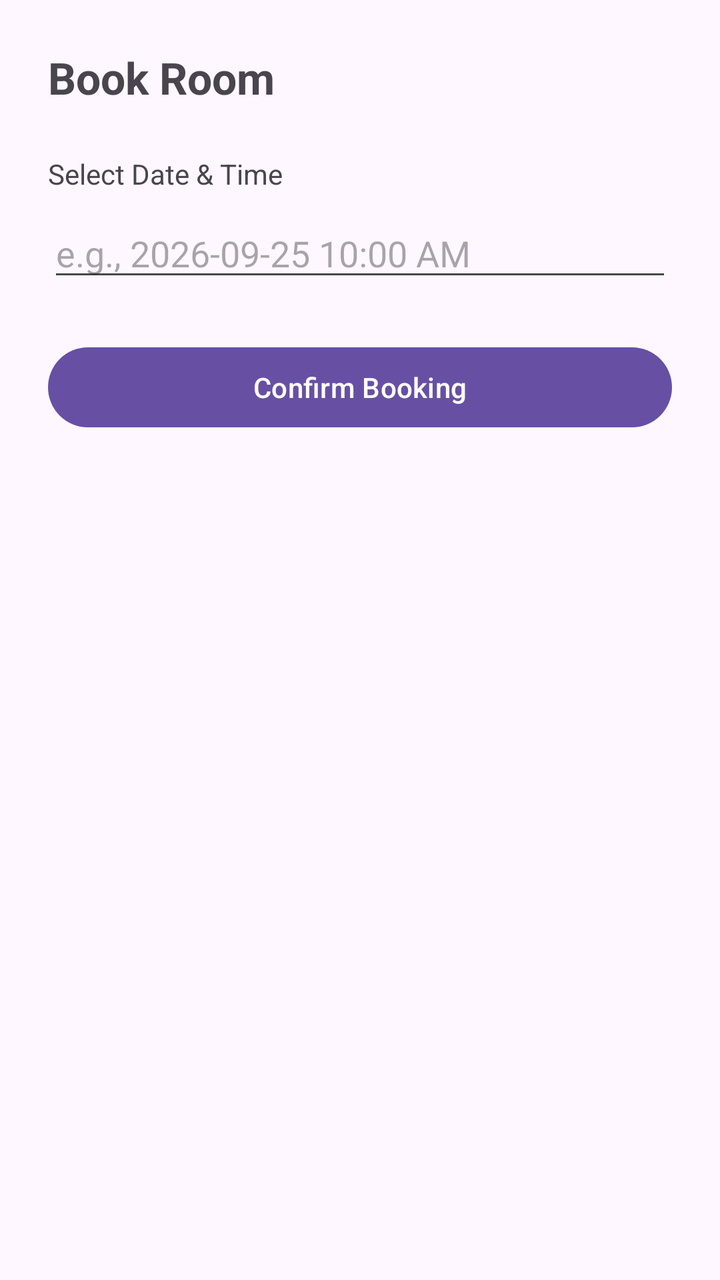
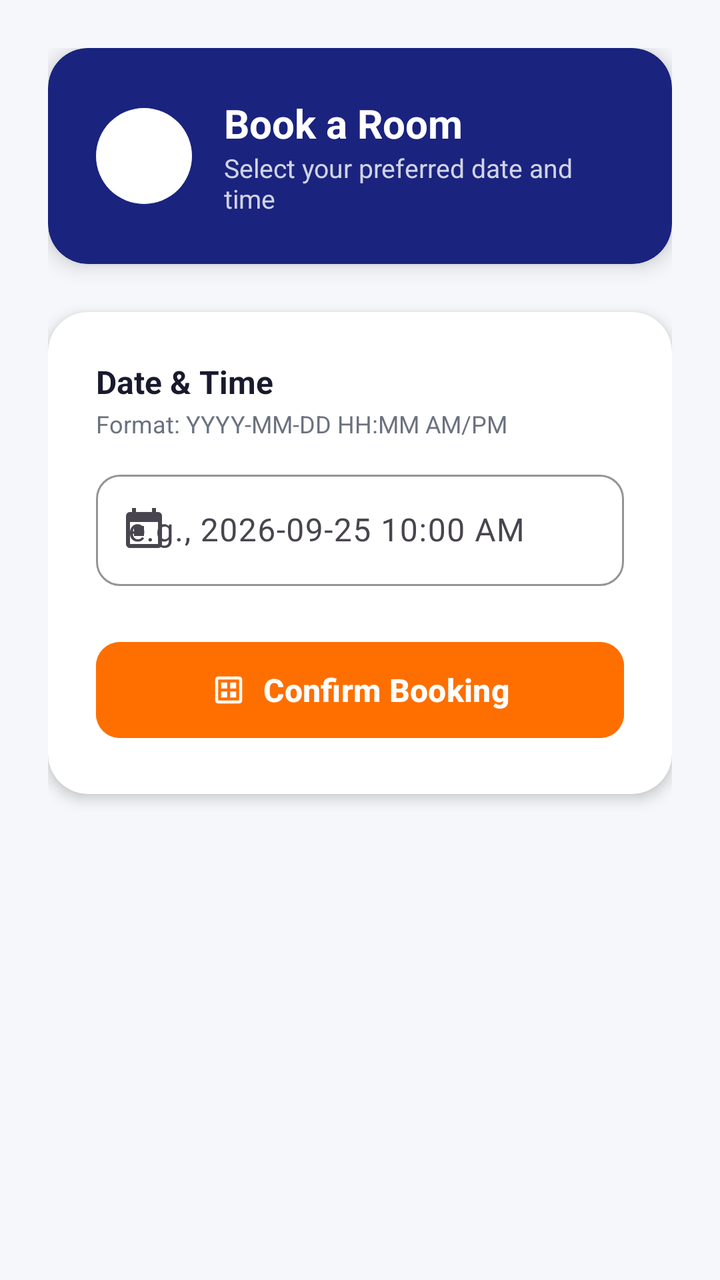

Screens rendered from an Android XML layout before and after an edit, with the pre-edit source and the edit as a unified diff.
<!-- AndroidManifest.xml: application theme Theme.Fcams -->
<!-- res/layout/activity_set_booking.xml -->
<?xml version="1.0" encoding="utf-8"?>
<LinearLayout xmlns:android="http://schemas.android.com/apk/res/android"
    android:layout_width="match_parent"
    android:layout_height="match_parent"
    android:orientation="vertical"
    android:padding="24dp">

    <TextView
        android:id="@+id/tvSelectedRoomTitle"
        android:layout_width="match_parent"
        android:layout_height="wrap_content"
        android:text="Book Room"
        android:textSize="22sp"
        android:textStyle="bold"
        android:layout_marginBottom="24dp"/>

    <TextView
        android:layout_width="match_parent"
        android:layout_height="wrap_content"
        android:text="Select Date &amp; Time"
        android:layout_marginBottom="8dp"/>

    <EditText
        android:id="@+id/etDateTimeInput"
        android:layout_width="match_parent"
        android:layout_height="wrap_content"
        android:hint="e.g., 2026-09-25 10:00 AM"
        android:inputType="text"
        android:layout_marginBottom="24dp"/>

    <Button
        android:id="@+id/btnConfirmBooking"
        android:layout_width="match_parent"
        android:layout_height="wrap_content"
        android:text="Confirm Booking"/>

</LinearLayout>
<!-- resources referenced by this layout -->
<resources>
  <style name="Theme.Fcams" parent="Base.Theme.Fcams" />
  <style name="Base.Theme.Fcams" parent="Theme.Material3.DayNight.NoActionBar">
          
          
      </style>
</resources>

<!-- the commit's change to res/layout/activity_set_booking.xml (unified diff, before → after) -->
@@ -1,37 +1,134 @@
 <?xml version="1.0" encoding="utf-8"?>
-<LinearLayout xmlns:android="http://schemas.android.com/apk/res/android"
+<ScrollView xmlns:android="http://schemas.android.com/apk/res/android"
+    xmlns:app="http://schemas.android.com/apk/res-auto"
     android:layout_width="match_parent"
     android:layout_height="match_parent"
-    android:orientation="vertical"
-    android:padding="24dp">
+    android:fillViewport="true"
+    android:background="@color/background">
 
-    <TextView
-        android:id="@+id/tvSelectedRoomTitle"
+    <LinearLayout
         android:layout_width="match_parent"
         android:layout_height="wrap_content"
-        android:text="Book Room"
-        android:textSize="22sp"
-        android:textStyle="bold"
-        android:layout_marginBottom="24dp"/>
+        android:orientation="vertical"
+        android:padding="24dp"
+        android:animateLayoutChanges="true">
 
-    <TextView
-        android:layout_width="match_parent"
-        android:layout_height="wrap_content"
-        android:text="Select Date &amp; Time"
-        android:layout_marginBottom="8dp"/>
+        
+        <androidx.cardview.widget.CardView
+            android:layout_width="match_parent"
+            android:layout_height="wrap_content"
+            app:cardCornerRadius="20dp"
+            app:cardElevation="6dp"
+            app:cardBackgroundColor="@color/primary"
+            android:layout_marginBottom="24dp">
 
-    <EditText
-        android:id="@+id/etDateTimeInput"
-        android:layout_width="match_parent"
-        android:layout_height="wrap_content"
-        android:hint="e.g., 2026-09-25 10:00 AM"
-        android:inputType="text"
-        android:layout_marginBottom="24dp"/>
+            <LinearLayout
+                android:layout_width="match_parent"
+                android:layout_height="wrap_content"
+                android:orientation="horizontal"
+                android:gravity="center_vertical"
+                android:padding="24dp">
 
-    <Button
-        android:id="@+id/btnConfirmBooking"
-        android:layout_width="match_parent"
-        android:layout_height="wrap_content"
-        android:text="Confirm Booking"/>
+                <ImageView
+                    android:layout_width="48dp"
+                    android:layout_height="48dp"
+                    android:src="@drawable/ic_calendar"
+                    app:tint="@color/white"
+                    android:background="@drawable/circle_white_bg"
+                    android:padding="10dp"/>
 
-</LinearLayout>
+                <LinearLayout
+                    android:layout_width="0dp"
+                    android:layout_height="wrap_content"
+                    android:layout_weight="1"
+                    android:orientation="vertical"
+                    android:layout_marginStart="16dp">
+
+                    <TextView
+                        android:id="@+id/tvSelectedRoomTitle"
+                        android:layout_width="wrap_content"
+                        android:layout_height="wrap_content"
+                        android:text="Book a Room"
+                        android:textSize="20sp"
+                        android:textStyle="bold"
+                        android:textColor="@color/white"/>
+
+                    <TextView
+                        android:layout_width="wrap_content"
+                        android:layout_height="wrap_content"
+                        android:text="Select your preferred date and time"
+                        android:textSize="13sp"
+                        android:textColor="#CCFFFFFF"/>
+                </LinearLayout>
+            </LinearLayout>
+        </androidx.cardview.widget.CardView>
+
+        
+        <androidx.cardview.widget.CardView
+            android:layout_width="match_parent"
+            android:layout_height="wrap_content"
+            app:cardCornerRadius="20dp"
+            app:cardElevation="4dp"
+            app:cardBackgroundColor="@color/surface">
+
+            <LinearLayout
+                android:layout_width="match_parent"
+                android:layout_height="wrap_content"
+                android:orientation="vertical"
+                android:padding="24dp">
+
+                <TextView
+                    android:layout_width="wrap_content"
+                    android:layout_height="wrap_content"
+                    android:text="Date &amp; Time"
+                    android:textSize="16sp"
+                    android:textStyle="bold"
+                    android:textColor="@color/text_primary"/>
+
+                <TextView
+                    android:layout_width="wrap_content"
+                    android:layout_height="wrap_content"
+                    android:text="Format: YYYY-MM-DD HH:MM AM/PM"
+                    android:textSize="12sp"
+                    android:textColor="@color/text_secondary"
+                    android:layout_marginTop="2dp"
+                    android:layout_marginBottom="12dp"/>
+
+                <com.google.android.material.textfield.TextInputLayout
+                    android:layout_width="match_parent"
+                    android:layout_height="wrap_content"
+                    android:hint="e.g., 2026-09-25 10:00 AM"
+                    app:boxCornerRadiusTopStart="12dp"
+                    app:boxCornerRadiusTopEnd="12dp"
+                    app:boxCornerRadiusBottomStart="12dp"
+                    app:boxCornerRadiusBottomEnd="12dp"
+                    app:startIconDrawable="@drawable/ic_calendar"
+                    app:boxStrokeColor="@color/primary"
+                    style="@style/Widget.Material3.TextInputLayout.OutlinedBox">
+
+                    <com.google.android.material.textfield.TextInputEditText
+                        android:id="@+id/etDateTimeInput"
+                        android:layout_width="match_parent"
+                        android:layout_height="wrap_content"
+                        android:inputType="text"
+                        android:textSize="16sp"/>
+                </com.google.android.material.textfield.TextInputLayout>
+
+                <com.google.android.material.button.MaterialButton
+                    android:id="@+id/btnConfirmBooking"
+                    android:layout_width="match_parent"
+                    android:layout_height="56dp"
+                    android:layout_marginTop="24dp"
+                    android:text="Confirm Booking"
+                    android:textSize="16sp"
+                    android:textStyle="bold"
+                    android:textAllCaps="false"
+                    app:cornerRadius="12dp"
+                    android:backgroundTint="@color/secondary"
+                    app:icon="@drawable/ic_room"
+                    app:iconGravity="textStart"
+                    app:iconTint="@color/white"/>
+            </LinearLayout>
+        </androidx.cardview.widget.CardView>
+    </LinearLayout>
+</ScrollView>
<!-- resource entries referenced after the edit -->
@@ -1,9 +1,82 @@
 <!-- resources referenced by this layout -->
 <resources>
+  <color name="background">#F5F7FA</color>
+  <color name="primary">#1A237E</color>
+  <color name="secondary">#FF6F00</color>
+  <color name="surface">#FFFFFF</color>
+  <color name="text_primary">#1A1A2E</color>
+  <color name="text_secondary">#6B7280</color>
+  <color name="white">#FFFFFFFF</color>
+  <!-- drawable circle_white_bg (drawable) -->
+  <?xml version="1.0" encoding="utf-8"?>
+  <shape xmlns:android="http://schemas.android.com/apk/res/android"
+      android:shape="oval">
+      <solid android:color="@color/white"/>
+  </shape>
+  <!-- drawable ic_calendar (drawable) -->
+  <?xml version="1.0" encoding="utf-8"?>
+  <vector xmlns:android="http://schemas.android.com/apk/res/android"
+      android:width="24dp"
+      android:height="24dp"
+      android:viewportWidth="24"
+      android:viewportHeight="24"
+      android:tint="@color/primary">
+      <path
+          android:fillColor="@android:color/white"
+          android:pathData="M19,3h-1V1h-2v2H8V1H6v2H5C3.89,3 3.01,3.9 3.01,5L3,19c0,1.1 0.89,2 2,2h14c1.1,0 2,-0.9 2,-2V5C21,3.9 20.1,3 19,3zM19,19H5V8h14V19z"/>
+      <path
+          android:fillColor="@android:color/white"
+          android:pathData="M7,10h5v5H7z"/>
+  </vector>
+  <!-- drawable ic_room (drawable) -->
+  <?xml version="1.0" encoding="utf-8"?>
+  <vector xmlns:android="http://schemas.android.com/apk/res/android"
+      android:width="24dp"
+      android:height="24dp"
+      android:viewportWidth="24"
+      android:viewportHeight="24"
+      android:tint="@color/primary">
+      <path
+          android:fillColor="@android:color/white"
+          android:pathData="M19,3H5C3.9,3 3,3.9 3,5v14c0,1.1 0.9,2 2,2h14c1.1,0 2,-0.9 2,-2V5C21,3.9 20.1,3 19,3zM19,19H5V5h14V19z"/>
+      <path
+          android:fillColor="@android:color/white"
+          android:pathData="M7,7h4v4H7zM13,7h4v4h-4zM7,13h4v4H7zM13,13h4v4h-4z"/>
+  </vector>
   <style name="Theme.Fcams" parent="Base.Theme.Fcams" />
   <style name="Base.Theme.Fcams" parent="Theme.Material3.DayNight.NoActionBar">
           
+          <item name="colorPrimary">@color/primary</item>
+          <item name="colorPrimaryVariant">@color/primary_dark</item>
+          <item name="colorOnPrimary">@color/text_on_primary</item>
           
+          
+          <item name="colorSecondary">@color/secondary</item>
+          <item name="colorSecondaryVariant">@color/secondary_dark</item>
+          <item name="colorOnSecondary">@color/white</item>
+          
+          
+          <item name="android:colorBackground">@color/background</item>
+          <item name="colorSurface">@color/surface</item>
+          <item name="colorOnSurface">@color/text_primary</item>
+          <item name="colorSurfaceVariant">@color/surface_variant</item>
+          
+          
+          <item name="android:statusBarColor">@color/primary_dark</item>
+          <item name="android:windowLightStatusBar">false</item>
+          
+          
+          <item name="android:windowAnimationStyle">@style/WindowAnimationTransition</item>
+      </style>
+  <color name="primary_dark">#000051</color>
+  <color name="text_on_primary">#FFFFFF</color>
+  <color name="secondary_dark">#C43E00</color>
+  <color name="surface_variant">#E8EAF6</color>
+  <style name="WindowAnimationTransition">
+          <item name="android:activityOpenEnterAnimation">@anim/slide_in_right</item>
+          <item name="android:activityOpenExitAnimation">@anim/slide_out_left</item>
+          <item name="android:activityCloseEnterAnimation">@anim/slide_in_left</item>
+          <item name="android:activityCloseExitAnimation">@anim/slide_out_right</item>
       </style>
 </resources>
 
